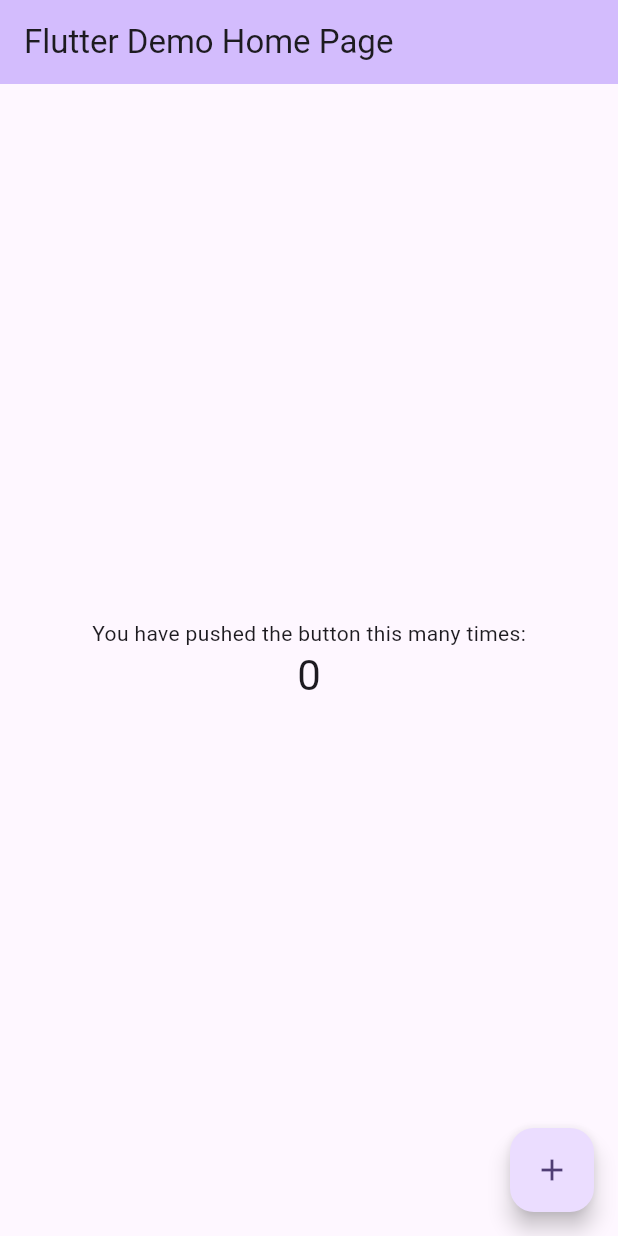
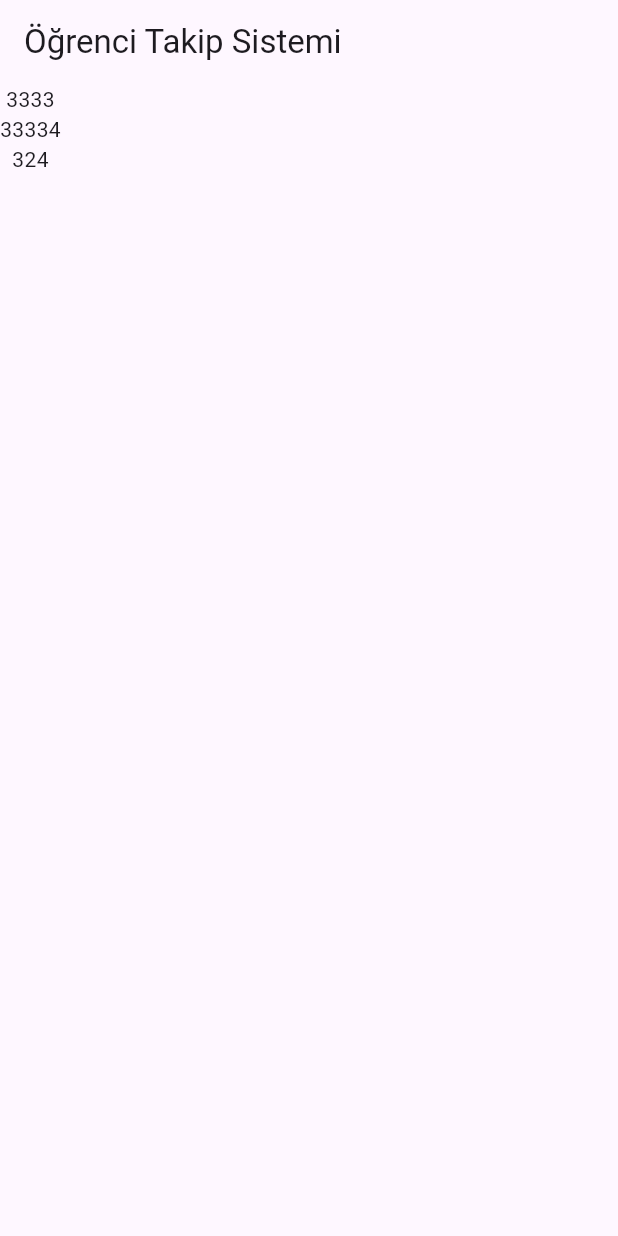
Before and after one commit to sonerisbecer/ogrencitakip, a Flutter app: the screen it shows after launch, on a phone screen of 412 x 824 dp. Run offline on Flutter 3.47's test engine with Material 3 defaults, Android fonts, the phone set to English and light mode, and no system bars.

Commit message:
Flutter devam

```diff
--- a/analysis_options.yaml
+++ b/analysis_options.yaml
@@ -21,6 +21,10 @@ linter:
   # `// ignore_for_file: name_of_lint` syntax on the line or in the file
   # producing the lint.
   rules:
+    use_key_in_widget_constructors: false
+    prefer_const_constructors: false
+    prefer_initializing_formals: false
+    prefer_const_literals_to_create_immutables : false
     # avoid_print: false  # Uncomment to disable the `avoid_print` rule
     # prefer_single_quotes: true  # Uncomment to enable the `prefer_single_quotes` rule
 
--- a/lib/main.dart
+++ b/lib/main.dart
@@ -1,125 +1,51 @@
 import 'package:flutter/material.dart';
+import 'package:ogrencitakip/models/student.dart';
+
 
 void main() {
-  runApp(const MyApp());
+  runApp(MyApp());
 }
 
 class MyApp extends StatelessWidget {
-  const MyApp({super.key});
 
-  // This widget is the root of your application.
   @override
   Widget build(BuildContext context) {
+
     return MaterialApp(
-      title: 'Flutter Demo',
-      theme: ThemeData(
-        // This is the theme of your application.
-        //
-        // TRY THIS: Try running your application with "flutter run". You'll see
-        // the application has a purple toolbar. Then, without quitting the app,
-        // try changing the seedColor in the colorScheme below to Colors.green
-        // and then invoke "hot reload" (save your changes or press the "hot
-        // reload" button in a Flutter-supported IDE, or press "r" if you used
-        // the command line to start the app).
-        //
-        // Notice that the counter didn't reset back to zero; the application
-        // state is not lost during the reload. To reset the state, use hot
-        // restart instead.
-        //
-        // This works for code too, not just values: Most code changes can be
-        // tested with just a hot reload.
-        colorScheme: ColorScheme.fromSeed(seedColor: Colors.deepPurple),
-        useMaterial3: true,
-      ),
-      home: const MyHomePage(title: 'Flutter Demo Home Page'),
+      home: HomeScreen()
     );
+
+
   }
 }
 
-class MyHomePage extends StatefulWidget {
-  const MyHomePage({super.key, required this.title});
+// ignore: must_be_immutable
+class HomeScreen extends StatelessWidget {
 
-  // This widget is the home page of your application. It is stateful, meaning
-  // that it has a State object (defined below) that contains fields that affect
-  // how it looks.
 
-  // This class is the configuration for the state. It holds the values (in this
-  // case the title) provided by the parent (in this case the App widget) and
-  // used by the build method of the State. Fields in a Widget subclass are
-  // always marked "final".
-
-  final String title;
-
-  @override
-  State<MyHomePage> createState() => _MyHomePageState();
-}
-
-class _MyHomePageState extends State<MyHomePage> {
-  int _counter = 0;
-
-  void _incrementCounter() {
-    setState(() {
-      // This call to setState tells the Flutter framework that something has
-      // changed in this State, which causes it to rerun the build method below
-      // so that the display can reflect the updated values. If we changed
-      // _counter without calling setState(), then the build method would not be
-      // called again, and so nothing would appear to happen.
-      _counter++;
-    });
-  }
+  List<Student> students = [
+    Student.widthId(1, "Eymen Asaf", "İŞBECER", 100),
+    Student.widthId(2, "Soner", "İŞBECER", 99),
+    Student.widthId(3, "Ayşe Nur", "İŞBECER", 98),
+  ];
 
   @override
   Widget build(BuildContext context) {
-    // This method is rerun every time setState is called, for instance as done
-    // by the _incrementCounter method above.
-    //
-    // The Flutter framework has been optimized to make rerunning build methods
-    // fast, so that you can just rebuild anything that needs updating rather
-    // than having to individually change instances of widgets.
     return Scaffold(
-      appBar: AppBar(
-        // TRY THIS: Try changing the color here to a specific color (to
-        // Colors.amber, perhaps?) and trigger a hot reload to see the AppBar
-        // change color while the other colors stay the same.
-        backgroundColor: Theme.of(context).colorScheme.inversePrimary,
-        // Here we take the value from the MyHomePage object that was created by
-        // the App.build method, and use it to set our appbar title.
-        title: Text(widget.title),
-      ),
-      body: Center(
-        // Center is a layout widget. It takes a single child and positions it
-        // in the middle of the parent.
-        child: Column(
-          // Column is also a layout widget. It takes a list of children and
-          // arranges them vertically. By default, it sizes itself to fit its
-          // children horizontally, and tries to be as tall as its parent.
-          //
-          // Column has various properties to control how it sizes itself and
-          // how it positions its children. Here we use mainAxisAlignment to
-          // center the children vertically; the main axis here is the vertical
-          // axis because Columns are vertical (the cross axis would be
-          // horizontal).
-          //
-          // TRY THIS: Invoke "debug painting" (choose the "Toggle Debug Paint"
-          // action in the IDE, or press "p" in the console), to see the
-          // wireframe for each widget.
-          mainAxisAlignment: MainAxisAlignment.center,
-          children: <Widget>[
-            const Text(
-              'You have pushed the button this many times:',
-            ),
-            Text(
-              '$_counter',
-              style: Theme.of(context).textTheme.headlineMedium,
-            ),
-          ],
-        ),
-      ),
-      floatingActionButton: FloatingActionButton(
-        onPressed: _incrementCounter,
-        tooltip: 'Increment',
-        child: const Icon(Icons.add),
-      ), // This trailing comma makes auto-formatting nicer for build methods.
+      appBar: AppBar(title: const Text("Öğrenci Takip Sistemi")),
+      body:  builtBody()
     );
   }
+
+  Widget builtBody() {
+    return
+    Column(
+      children: [
+        Text("3333"),
+        Text("33334"),
+        Text("324")
+        ]
+    );
+  }
+
 }
--- /dev/null
+++ b/lib/models/student.dart
@@ -0,0 +1,26 @@
+class Student
+{
+  int id = 0;
+  String firstName = "";
+  String lastName = "";
+  int grade = 0;
+  String status = "";
+
+
+  Student(String firstName , String lastName, int grade)
+  {
+    this.firstName = firstName;
+    this.lastName = lastName;
+    this.grade = grade;
+
+  }
+
+  Student.widthId(int id, String firstName, String lastName, int grade)
+  {
+    this.id = id;
+    this.firstName = firstName;
+    this.lastName = lastName;
+    this.grade = grade;
+
+  }
+}
```
Also changed, not shown: pubspec.yaml (line endings or trailing spaces).
